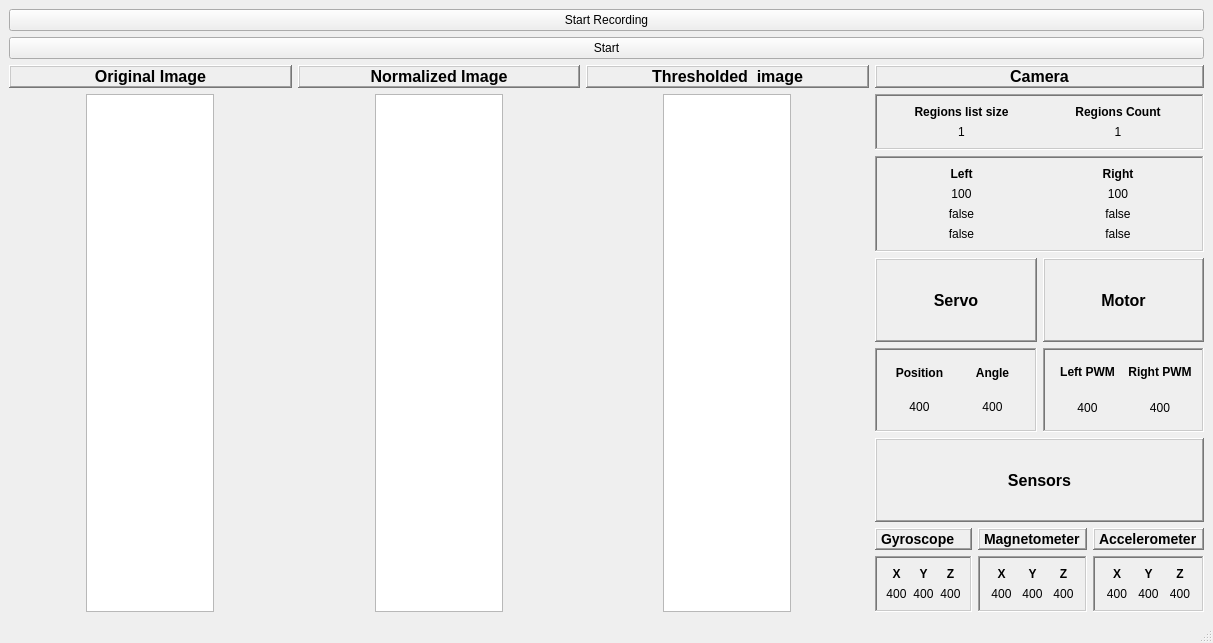
The window that CarQt/Src/Window/MainWindow.ui (gaitovrat/bachelor) describes before a commit, drawn with Qt 5.
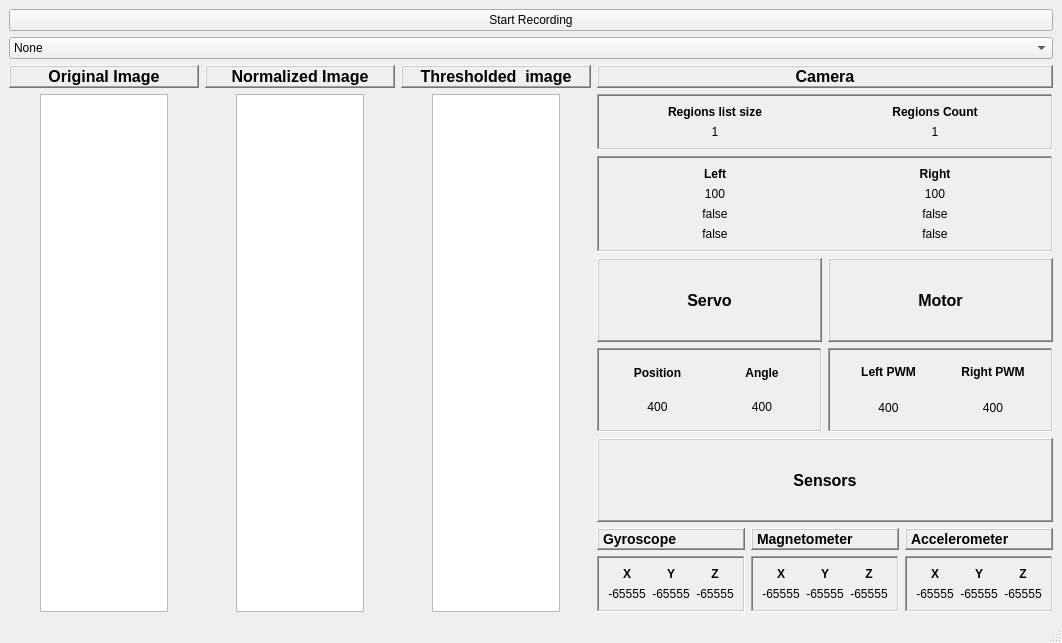
The same window after the commit.

Diff of the .ui file:
```diff
--- a/CarQt/Src/Window/MainWindow.ui
+++ b/CarQt/Src/Window/MainWindow.ui
@@ -6,7 +6,7 @@
    <rect>
     <x>0</x>
     <y>0</y>
-    <width>1213</width>
+    <width>1062</width>
     <height>643</height>
    </rect>
   </property>
@@ -23,10 +23,22 @@
      </widget>
     </item>
     <item>
-     <widget class="QPushButton" name="bStartCar">
-      <property name="text">
-       <string>Start</string>
-      </property>
+     <widget class="QComboBox" name="modeComboBox">
+      <item>
+       <property name="text">
+        <string>None</string>
+       </property>
+      </item>
+      <item>
+       <property name="text">
+        <string>Auto</string>
+       </property>
+      </item>
+      <item>
+       <property name="text">
+        <string>Manual</string>
+       </property>
+      </item>
      </widget>
     </item>
     <item>
@@ -760,7 +772,7 @@
                       <string notr="true">font-size: 12px;</string>
                      </property>
                      <property name="text">
-                      <string>400</string>
+                      <string>-65555</string>
                      </property>
                      <property name="textFormat">
                       <enum>Qt::PlainText</enum>
@@ -808,7 +820,7 @@
                       <string notr="true">font-size: 12px;</string>
                      </property>
                      <property name="text">
-                      <string>400</string>
+                      <string>-65555</string>
                      </property>
                      <property name="textFormat">
                       <enum>Qt::PlainText</enum>
@@ -856,7 +868,7 @@
                       <string notr="true">font-size: 12px;</string>
                      </property>
                      <property name="text">
-                      <string>400</string>
+                      <string>-65555</string>
                      </property>
                      <property name="textFormat">
                       <enum>Qt::PlainText</enum>
@@ -948,7 +960,7 @@
                       <string notr="true">font-size: 12px;</string>
                      </property>
                      <property name="text">
-                      <string>400</string>
+                      <string>-65555</string>
                      </property>
                      <property name="textFormat">
                       <enum>Qt::PlainText</enum>
@@ -996,7 +1008,7 @@
                       <string notr="true">font-size: 12px;</string>
                      </property>
                      <property name="text">
-                      <string>400</string>
+                      <string>-65555</string>
                      </property>
                      <property name="textFormat">
                       <enum>Qt::PlainText</enum>
@@ -1044,7 +1056,7 @@
                       <string notr="true">font-size: 12px;</string>
                      </property>
                      <property name="text">
-                      <string>400</string>
+                      <string>-65555</string>
                      </property>
                      <property name="textFormat">
                       <enum>Qt::PlainText</enum>
@@ -1136,7 +1148,7 @@
                       <string notr="true">font-size: 12px;</string>
                      </property>
                      <property name="text">
-                      <string>400</string>
+                      <string>-65555</string>
                      </property>
                      <property name="textFormat">
                       <enum>Qt::PlainText</enum>
@@ -1184,7 +1196,7 @@
                       <string notr="true">font-size: 12px;</string>
                      </property>
                      <property name="text">
-                      <string>400</string>
+                      <string>-65555</string>
                      </property>
                      <property name="textFormat">
                       <enum>Qt::PlainText</enum>
@@ -1232,7 +1244,7 @@
                       <string notr="true">font-size: 12px;</string>
                      </property>
                      <property name="text">
-                      <string>400</string>
+                      <string>-65555</string>
                      </property>
                      <property name="textFormat">
                       <enum>Qt::PlainText</enum>
```
Left out of the diff: 2 changed lines with no effect on the pictures.
